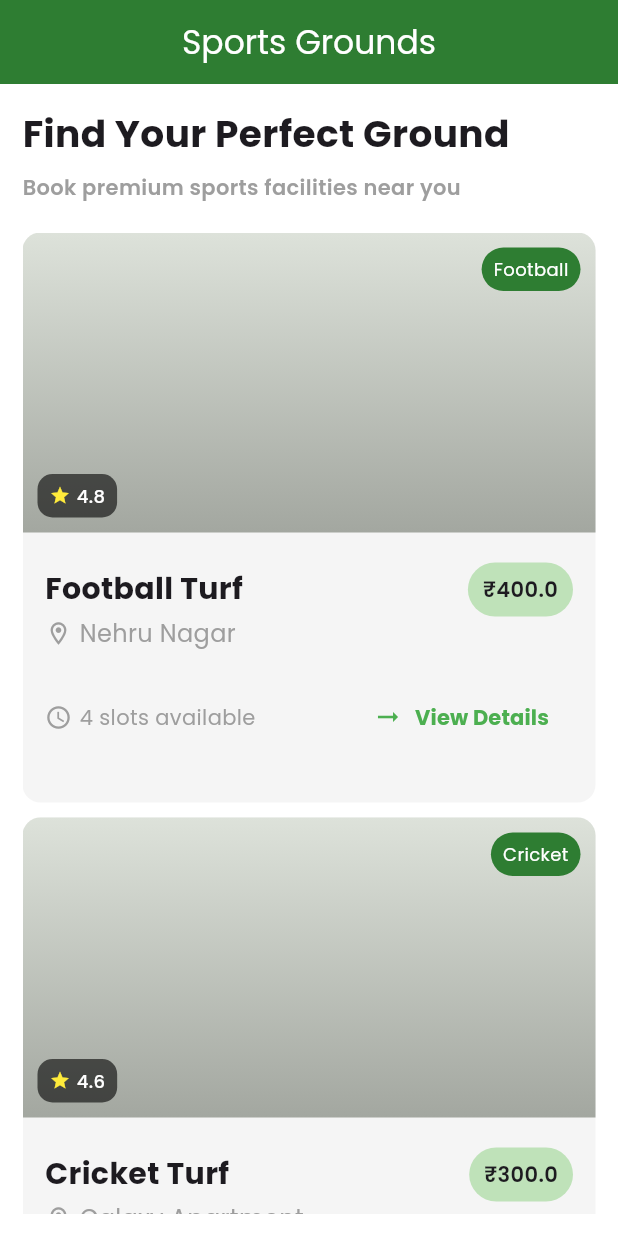
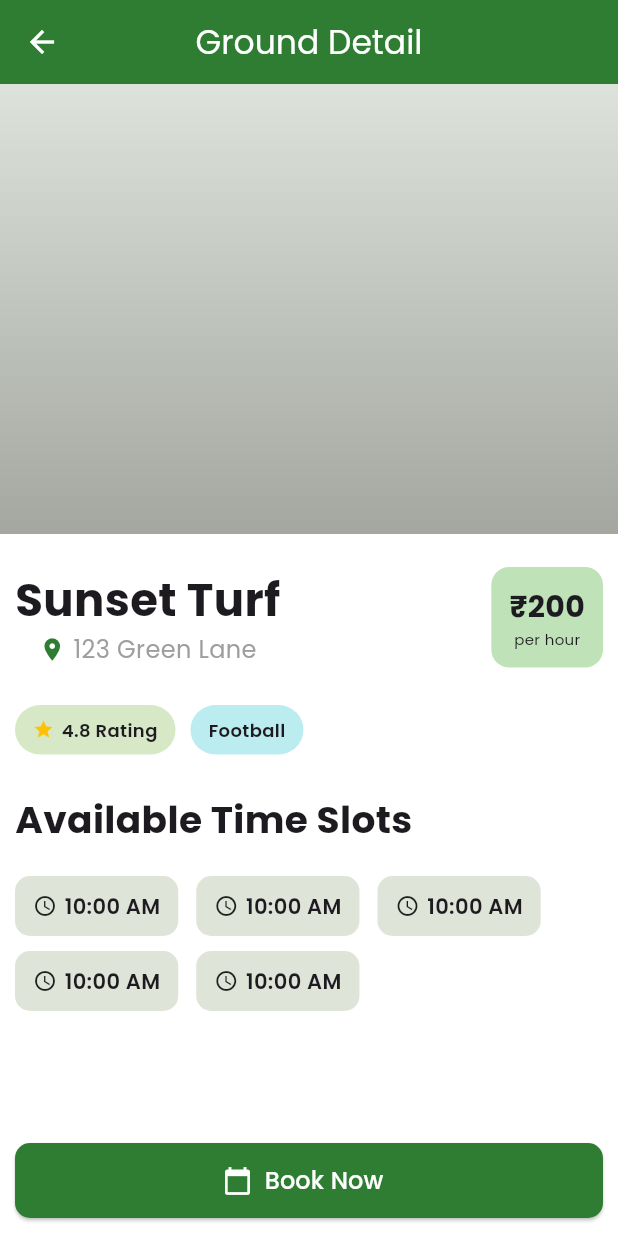
Before and after one commit to armaan277/Atmospark-Task, a Flutter app: the screen it shows after launch, after a tap on "View Details", on a phone screen of 412 x 824 dp. Run offline on Flutter 3.47's test engine with Material 3 defaults, Android fonts, the light colour scheme and no system bars; our stand-ins replace google_fonts.

Commit message:
GroundDetailScreen UI Done

```diff
--- /dev/null
+++ b/lib/ground_detail_screen.dart
@@ -0,0 +1,199 @@
+import 'package:flutter/material.dart';
+
+class GroundDetailScreen extends StatelessWidget {
+  const GroundDetailScreen({super.key});
+
+  @override
+  Widget build(BuildContext context) {
+    return Scaffold(
+      appBar: AppBar(
+        leading: IconButton(
+          onPressed: () {
+            Navigator.of(context).pop();
+          },
+          icon: Icon(Icons.arrow_back, color: Colors.white),
+        ),
+        centerTitle: true,
+        title: Text('Ground Detail', style: TextStyle(color: Colors.white)),
+      ),
+      body: Column(
+        children: [
+          Container(
+            height: 300,
+            decoration: BoxDecoration(
+              gradient: LinearGradient(
+                begin: Alignment.topCenter,
+                end: Alignment.bottomCenter,
+                colors: [Color(0xFFDDE2DA), Color(0xFFA3A7A0)],
+              ),
+            ),
+          ),
+          Padding(
+            padding: const EdgeInsets.symmetric(horizontal: 10.0, vertical: 10),
+            child: Column(
+              crossAxisAlignment: CrossAxisAlignment.start,
+              children: [
+                Padding(
+                  padding: const EdgeInsets.only(top: 12.0, bottom: 25.0),
+                  child: Row(
+                    mainAxisAlignment: MainAxisAlignment.spaceBetween,
+                    children: [
+                      Column(
+                        children: [
+                          Text(
+                            'Sunset Turf',
+                            style: TextStyle(
+                              fontSize: 30,
+                              fontWeight: FontWeight.bold,
+                            ),
+                          ),
+                          Row(
+                            children: [
+                              Icon(
+                                Icons.location_on,
+                                color: Color(0xFF2E7D32),
+                                size: 18,
+                              ),
+                              SizedBox(width: 5),
+                              Text(
+                                '123 Green Lane',
+                                style: TextStyle(
+                                  color: Colors.grey,
+                                  fontSize: 16,
+                                ),
+                              ),
+                            ],
+                          ),
+                        ],
+                      ),
+                      Container(
+                        padding: EdgeInsets.all(12.0),
+                        decoration: BoxDecoration(
+                          color: Color(0xFFbfe2b9),
+                          borderRadius: BorderRadius.circular(12.0),
+                        ),
+                        child: Column(
+                          children: [
+                            Text(
+                              '₹200',
+                              style: TextStyle(
+                                fontWeight: FontWeight.bold,
+                                fontSize: 20,
+                              ),
+                            ),
+                            Text('per hour', style: TextStyle(fontSize: 10)),
+                          ],
+                        ),
+                      ),
+                    ],
+                  ),
+                ),
+                Row(
+                  children: [
+                    Container(
+                      padding: EdgeInsets.symmetric(
+                        vertical: 8.0,
+                        horizontal: 12.0,
+                      ),
+                      decoration: BoxDecoration(
+                        color: Color(0xffD6E8C6),
+                        borderRadius: BorderRadius.circular(20.0),
+                      ),
+                      child: Row(
+                        mainAxisSize: MainAxisSize.min,
+                        children: [
+                          Icon(Icons.star, color: Colors.amber, size: 14),
+                          SizedBox(width: 5),
+                          Text(
+                            '4.8 Rating',
+                            style: TextStyle(
+                              fontWeight: FontWeight.w600,
+                              fontSize: 12,
+                            ),
+                          ),
+                        ],
+                      ),
+                    ),
+                    SizedBox(width: 10.0),
+                    Container(
+                      padding: EdgeInsets.symmetric(
+                        vertical: 8.0,
+                        horizontal: 12.0,
+                      ),
+                      decoration: BoxDecoration(
+                        color: Color(0xffBBECF0),
+                        borderRadius: BorderRadius.circular(20.0),
+                      ),
+                      child: Text(
+                        'Football',
+                        style: TextStyle(
+                          fontWeight: FontWeight.w600,
+                          fontSize: 12,
+                        ),
+                      ),
+                    ),
+                  ],
+                ),
+                SizedBox(height: 25.0),
+                Text(
+                  'Available Time Slots',
+                  style: TextStyle(fontSize: 25, fontWeight: FontWeight.bold),
+                ),
+                SizedBox(height: 20.0),
+                Wrap(
+                  spacing: 12.0,
+                  runSpacing: 10.0,
+                  children: List.generate(5, (index) {
+                    return Container(
+                      padding: const EdgeInsets.symmetric(
+                        vertical: 10.0,
+                        horizontal: 12.0,
+                      ),
+                      decoration: BoxDecoration(
+                        color: const Color(0xffDFE4D9),
+                        borderRadius: BorderRadius.circular(10.0),
+                      ),
+                      child: const Row(
+                        mainAxisSize: MainAxisSize.min,
+                        children: [
+                          Icon(Icons.access_time, size: 16.0),
+                          SizedBox(width: 5.0),
+                          Text(
+                            '10:00 AM',
+                            style: TextStyle(fontWeight: FontWeight.w600),
+                          ),
+                        ],
+                      ),
+                    );
+                  }),
+                ),
+              ],
+            ),
+          ),
+          Spacer(),
+          Padding(
+            padding: const EdgeInsets.symmetric(
+              vertical: 12.0,
+              horizontal: 10.0,
+            ),
+            child: ElevatedButton.icon(
+              onPressed: () {},
+              label: Text(
+                'Book Now',
+                style: TextStyle(color: Colors.white, fontSize: 16),
+              ),
+              icon: Icon(Icons.calendar_today, size: 20, color: Colors.white),
+              style: ElevatedButton.styleFrom(
+                backgroundColor: Color(0xFF2E7D32),
+                minimumSize: const Size(double.infinity, 50),
+                shape: RoundedRectangleBorder(
+                  borderRadius: BorderRadius.circular(10),
+                ),
+              ),
+            ),
+          ),
+        ],
+      ),
+    );
+  }
+}
--- a/lib/home_screen.dart
+++ b/lib/home_screen.dart
@@ -1,3 +1,4 @@
+import 'package:atmospark_task/ground_detail_screen.dart';
 import 'package:atmospark_task/ground_model.dart';
 import 'package:flutter/material.dart';
 
@@ -84,7 +85,17 @@ class HomeScreen extends StatelessWidget {
                 separatorBuilder: (context, index) => SizedBox(height: 10.0),
                 itemCount: grounds.length,
                 itemBuilder: (context, index) {
-                  return Container(
+                  return GestureDetector(
+                    onTap: () {
+                      Navigator.of(context).push(
+                        MaterialPageRoute(
+                          builder: (context) {
+                            return GroundDetailScreen();
+                          },
+                        ),
+                      );
+                    },
+                    child: Container(
                       height: 380,
                       decoration: BoxDecoration(
                         color: Colors.grey.shade100,
@@ -122,7 +133,9 @@ class HomeScreen extends StatelessWidget {
                                       horizontal: 8.0,
                                     ),
                                     decoration: BoxDecoration(
-                                    color: Colors.black.withValues(alpha: 0.6),
+                                      color: Colors.black.withValues(
+                                        alpha: 0.6,
+                                      ),
                                       borderRadius: BorderRadius.circular(10.0),
                                     ),
                                     child: Row(
@@ -150,7 +163,10 @@ class HomeScreen extends StatelessWidget {
                               Align(
                                 alignment: Alignment.topRight,
                                 child: Container(
-                                margin: EdgeInsets.only(top: 10.0, right: 10.0),
+                                  margin: EdgeInsets.only(
+                                    top: 10.0,
+                                    right: 10.0,
+                                  ),
                                   padding: EdgeInsets.symmetric(
                                     vertical: 6.0,
                                     horizontal: 8.0,
@@ -172,7 +188,9 @@ class HomeScreen extends StatelessWidget {
                           ),
                           SizedBox(height: 20.0),
                           Padding(
-                          padding: const EdgeInsets.symmetric(horizontal: 15.0),
+                            padding: const EdgeInsets.symmetric(
+                              horizontal: 15.0,
+                            ),
                             child: Column(
                               children: [
                                 Row(
@@ -193,7 +211,9 @@ class HomeScreen extends StatelessWidget {
                                       ),
                                       decoration: BoxDecoration(
                                         color: Color(0xFFbfe2b9),
-                                      borderRadius: BorderRadius.circular(50.0),
+                                        borderRadius: BorderRadius.circular(
+                                          50.0,
+                                        ),
                                       ),
                                       child: Text(
                                         '₹${grounds[index].pricePerHour}',
@@ -244,7 +264,15 @@ class HomeScreen extends StatelessWidget {
                                       ],
                                     ),
                                     TextButton.icon(
-                                    onPressed: () {},
+                                      onPressed: () {
+                                        Navigator.of(context).push(
+                                          MaterialPageRoute(
+                                            builder: (context) {
+                                              return GroundDetailScreen();
+                                            },
+                                          ),
+                                        );
+                                      },
                                       icon: const Icon(
                                         Icons.arrow_right_alt,
                                         color: Colors.green,
@@ -282,6 +310,7 @@ class HomeScreen extends StatelessWidget {
                           ),
                         ],
                       ),
+                    ),
                   );
                 },
               ),
```
Lines whose indentation alone changed are shown as unchanged.
